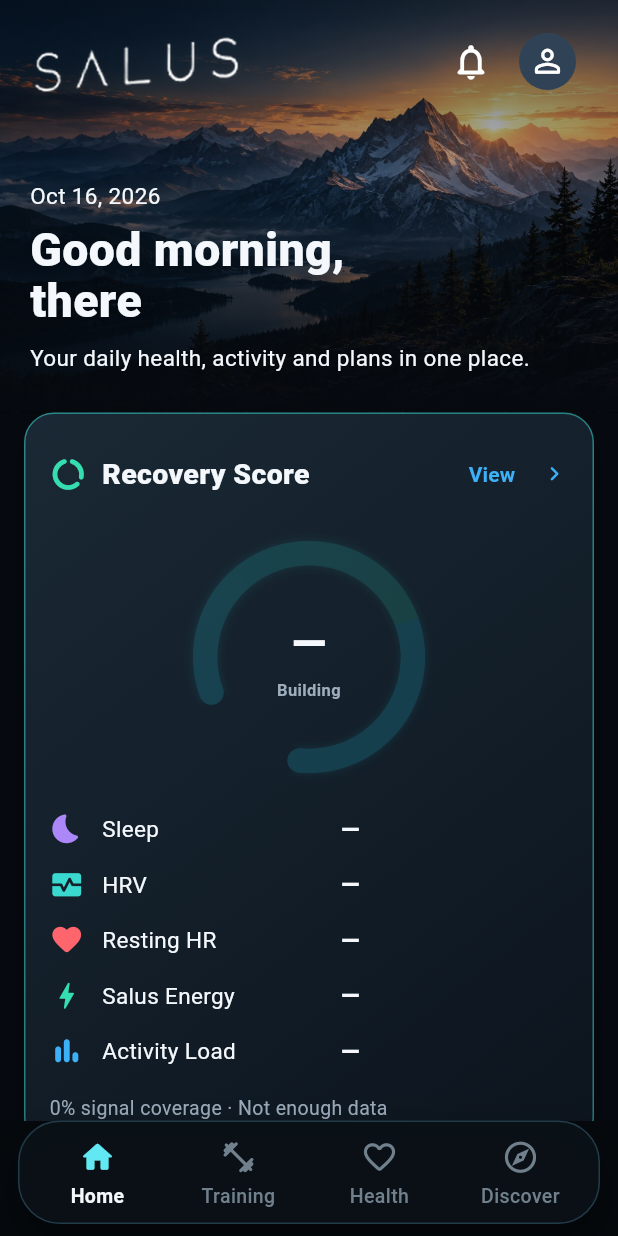
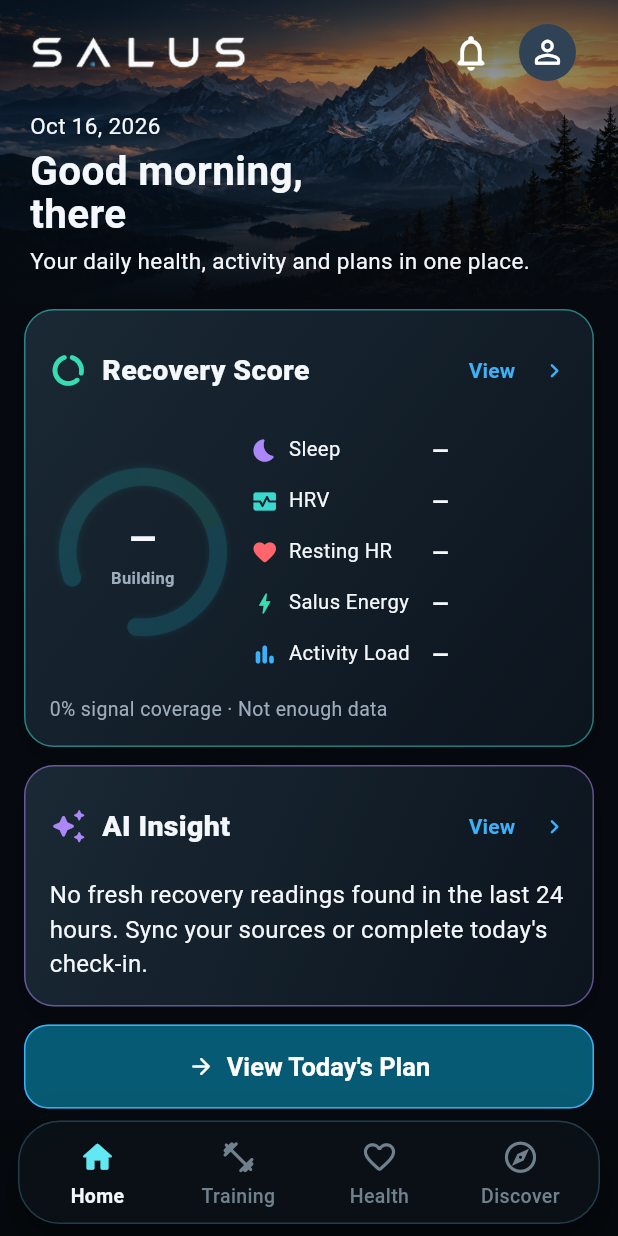
Before and after one commit to rustnrum/HealthyMe-Beta, a Flutter app: the HomeShell screen opened directly, on a phone screen of 412 x 824 dp. Run offline on Flutter 3.47's test engine with Material 3 defaults, Android fonts, the phone set to English and light mode, and no system bars; our stand-ins replace fl_chart, flutter_riverpod, flutter_secure_storage, flutter_tts, image_picker, permission_handler and 2 more; missing offline and left inert: health, jose, mobile_scanner; accounts and stored records are empty.

Commit message:
Healthy Me Beta v0.10 source hub

```diff
--- /dev/null
+++ b/BUILD90_VISUAL_FIX_NOTES.txt
@@ -0,0 +1,12 @@
+BUILD 90 VISUAL CORRECTION — FOR THE EXISTING rustnrum/HealthyMe-Beta/main
+
+Overwrite only these three files:
+- assets/premium/salus_wordmark_90.png : exact glyphs extracted from user-approved mockup rather than invented font
+- lib/screens/premium/salus_home_87.dart : compact greeting hero and Recovery ring beside metrics on normal phones
+- test/build90_scrollable_home_test.dart : preserve full-scroll and accessibility tests, verify compact hero and side-by-side layout
+
+No other modules, Android identity, signing, data stores, dependencies, or migration scripts changed.
+Install over existing app without uninstalling to retain local data.
+
+Locally verified: ZIP integrity, expected source API identifiers, changed-file diff, artwork transparency/dimensions.
+Not locally compiled: Flutter not installed. GitHub Actions must verify compile/tests/APK and signing before installation.
--- a/lib/screens/premium/salus_home_87.dart
+++ b/lib/screens/premium/salus_home_87.dart
@@ -137,7 +137,7 @@ class _SalusHome87State extends ConsumerState<SalusHome87> {
           // content determines the actual height so large fonts cannot clip.
           ConstrainedBox(
             key: const Key('salus-home-hero-90'),
-            constraints: const BoxConstraints(minHeight: 264),
+            constraints: const BoxConstraints(minHeight: 206),
             child: Stack(children: [
               Positioned.fill(child: Image.asset(
                 'assets/premium/salus_mountain_85.webp',
@@ -150,13 +150,13 @@ class _SalusHome87State extends ConsumerState<SalusHome87> {
                 ),
               ))),
               Padding(
-                padding: const EdgeInsets.fromLTRB(20, 14, 20, 10),
+                padding: const EdgeInsets.fromLTRB(20, 8, 20, 7),
                 child: Column(
                   mainAxisSize: MainAxisSize.min,
                   crossAxisAlignment: CrossAxisAlignment.start, children: [
                   Row(children: [
                     Image.asset('assets/premium/salus_wordmark_90.png',
-                      height: 42, width: 146, fit: BoxFit.contain,
+                      height: 34, width: 145, fit: BoxFit.contain,
                       semanticLabel: 'SALUS'),
                     const Spacer(),
                     IconButton(tooltip: 'Health updates',
@@ -172,17 +172,17 @@ class _SalusHome87State extends ConsumerState<SalusHome87> {
                   ]),
                   // Fixed *spacing*, never a fixed hero height or flex spacer.
                   // On accessibility scaling, the entire header grows.
-                  const SizedBox(height: 52),
+                  const SizedBox(height: 11),
                   Text('${_date(now)}',
                     style: const TextStyle(color: S87.ink, fontSize: 15)),
-                  const SizedBox(height: 8),
+                  const SizedBox(height: 5),
                   Text('$greeting,\n$name',
                     style: const TextStyle(color: S87.ink,
-                      fontSize: 31, fontWeight: FontWeight.w800, height: 1.1)),
-                  const SizedBox(height: 11),
+                      fontSize: 27, fontWeight: FontWeight.w700, height: 1.08)),
+                  const SizedBox(height: 7),
                   const Text('Your daily health, activity and plans in one place.',
-                    style: TextStyle(color: S87.ink, fontSize: 15, height: 1.4)),
-                  const SizedBox(height: 16),
+                    style: TextStyle(color: S87.ink, fontSize: 15, height: 1.3)),
+                  const SizedBox(height: 6),
                 ]),
               ),
             ]),
@@ -198,26 +198,37 @@ class _SalusHome87State extends ConsumerState<SalusHome87> {
                     'Details', S87.green, () => _go('/recovery')),
                   const SizedBox(height: 12),
                   LayoutBuilder(builder: (context, c) {
-                    final wide = c.maxWidth >= 420;
+                    // The approved Home keeps the dial BESIDE the five
+                    // measurements on normal phone widths. Stack only when
+                    // the display is exceptionally narrow or text is enlarged.
+                    final beside = c.maxWidth >= 276 &&
+                        MediaQuery.textScalerOf(context).scale(14) <= 18.5;
+                    final ringSize = beside
+                        ? (c.maxWidth * .36).clamp(102.0, 155.0).toDouble()
+                        : 152.0;
                     final dial = Center(child: S87ArtworkRing(
                       asset: 'assets/preview84/img/ring_recovery.png',
-                      size: wide ? 180 : 172,
+                      size: ringSize,
                       value: rec.score?.toString() ?? '—',
                       caption: rec.score == null ? 'Building' : rec.label,
                       measured: rec.score != null,
                     ));
                     final stats = Column(children: [
-                      _metricLine('Sleep', sleep, Icons.bedtime_rounded, S87.purple),
-                      _metricLine('HRV', hrvValue, Icons.monitor_heart_rounded, S87.teal),
-                      _metricLine('Resting HR', hr, Icons.favorite_rounded, S87.red),
-                      _metricLine('Salus Energy', energy.score == null ? '—' : '${energy.score} est.',
+                      _recoveryMetric('Sleep', sleep, Icons.bedtime_rounded, S87.purple),
+                      _recoveryMetric('HRV', hrvValue, Icons.monitor_heart_rounded, S87.teal),
+                      _recoveryMetric('Resting HR', hr, Icons.favorite_rounded, S87.red),
+                      _recoveryMetric('Salus Energy', energy.score == null ? '—' : '${energy.score} est.',
                         Icons.bolt_rounded, S87.green),
-                      _metricLine('Activity Load', activity, Icons.bar_chart_rounded, S87.blue),
+                      _recoveryMetric('Activity Load', activity, Icons.bar_chart_rounded, S87.blue),
                     ]);
-                    return wide
-                        ? Row(crossAxisAlignment: CrossAxisAlignment.center, children: [
-                            dial, const SizedBox(width: 16), Expanded(child: stats),
-                          ])
+                    return beside
+                        ? Row(key: const Key('salus-home-recovery-row'),
+                            crossAxisAlignment: CrossAxisAlignment.center,
+                            children: [
+                              SizedBox(width: ringSize, child: dial),
+                              const SizedBox(width: 10),
+                              Expanded(child: stats),
+                            ])
                         : Column(children: [dial, const SizedBox(height: 10), stats]);
                   }),
                   const SizedBox(height: 10),
@@ -437,6 +448,23 @@ class _SalusHome87State extends ConsumerState<SalusHome87> {
     const Icon(Icons.chevron_right_rounded, size: 19, color: S87.blue),
   ]);
 
+  // Compact Home-only metric row: accessible type without wasting the
+  // horizontal space needed to display the Recovery ring beside the values.
+  Widget _recoveryMetric(String label, String value, IconData icon, Color color) =>
+      Padding(padding: const EdgeInsets.symmetric(vertical: 7),
+        child: Row(children: [
+          Icon(icon, size: 18, color: color),
+          const SizedBox(width: 7),
+          Expanded(child: Text(label, maxLines: 2,
+            style: const TextStyle(color: S87.ink, fontSize: 13.5,
+              height: 1.15))),
+          const SizedBox(width: 5),
+          Flexible(child: Text(value, maxLines: 2,
+            textAlign: TextAlign.end,
+            style: const TextStyle(color: S87.ink, fontSize: 14,
+              fontWeight: FontWeight.w800))),
+        ]));
+
   Widget _metricLine(String label, String value, IconData icon, Color color) =>
       Padding(padding: const EdgeInsets.symmetric(vertical: 7),
         child: Row(children: [
```
Also changed, not shown: assets/premium/salus_wordmark_90.png, 2 other files.
